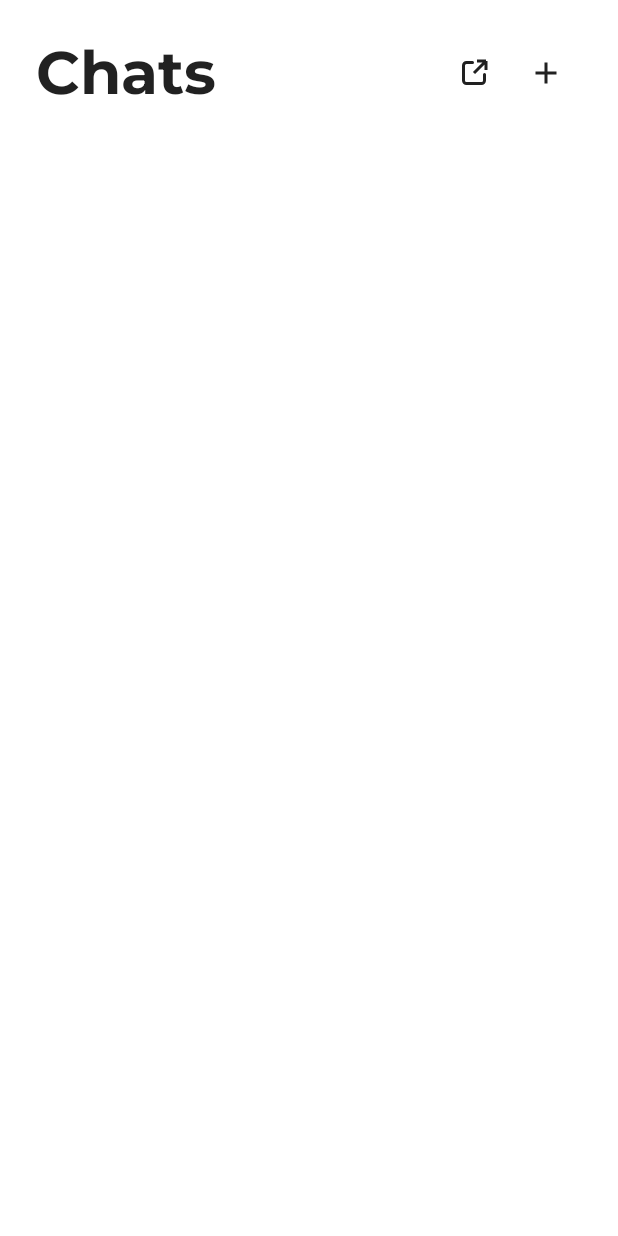
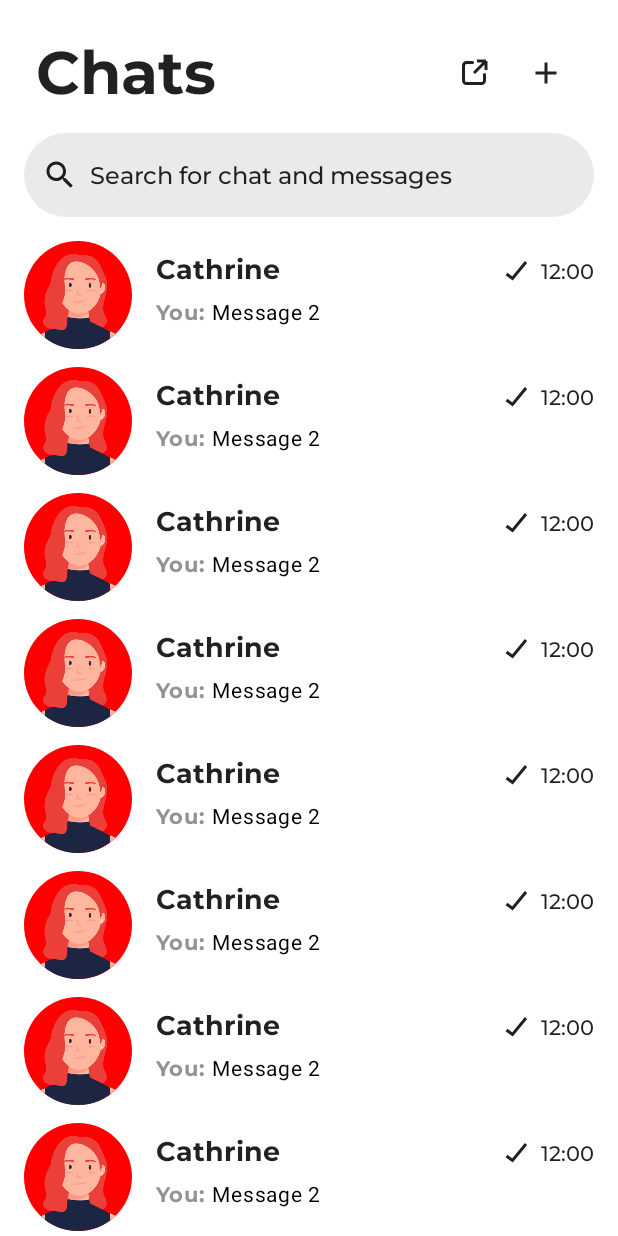
Before and after one commit to AlyMohamed05/S_Chat, an Android app built with Jetpack Compose: the main_graph screen opened through its navigation route, on a phone screen of 412 x 824 dp. Run offline under Robolectric (Android 15) with nearby library versions, the phone set to English and light mode, and no system bars; our stand-ins replace Dagger/Hilt's generated code.

Commit message:
Implemented Home Screen and Chat Item composable

```diff
--- /dev/null
+++ b/app/src/main/java/com/silverbullet/schat/core/model/Chat.kt
@@ -0,0 +1,7 @@
+package com.silverbullet.schat.core.model
+
+data class Chat(
+    val user: User,
+    val messages: List<Message>,
+    val id: Long
+)
--- /dev/null
+++ b/app/src/main/java/com/silverbullet/schat/core/model/Message.kt
@@ -0,0 +1,10 @@
+package com.silverbullet.schat.core.model
+
+data class Message(
+    val text: String,
+    val senderId: Long,
+    val receiverId: Long,
+    val timestamp: Long,
+    val seen: Boolean,
+    val id: Long
+)
--- /dev/null
+++ b/app/src/main/java/com/silverbullet/schat/core/model/User.kt
@@ -0,0 +1,7 @@
+package com.silverbullet.schat.core.model
+
+data class User(
+    val name: String,
+    val photoUrl: String?,
+    val id: Long
+)
--- a/app/src/main/java/com/silverbullet/schat/core/ui/theme/Type.kt
+++ b/app/src/main/java/com/silverbullet/schat/core/ui/theme/Type.kt
@@ -21,4 +21,19 @@ val Typography = Typography(
         fontWeight = FontWeight.Bold,
         fontSize = 40.sp
     ),
+    h3 = TextStyle(
+        fontFamily = Montserrat,
+        fontWeight = FontWeight.Bold,
+        fontSize = 18.sp
+    ),
+    h4 = TextStyle(
+        fontFamily = Montserrat,
+        fontWeight = FontWeight.Medium,
+        fontSize = 16.sp
+    ),
+    h5 =  TextStyle(
+        fontFamily = Montserrat,
+        fontWeight = FontWeight.Medium,
+        fontSize = 14.sp
+    )
 )
--- /dev/null
+++ b/app/src/main/java/com/silverbullet/schat/core/utils/PreviewData.kt
@@ -0,0 +1,47 @@
+package com.silverbullet.schat.core.utils
+
+import com.silverbullet.schat.core.model.Chat
+import com.silverbullet.schat.core.model.Message
+import com.silverbullet.schat.core.model.User
+
+object PreviewData {
+
+    val user = User(
+        name = "Cathrine",
+        photoUrl = null,
+        id = 0
+    )
+
+    val user2 = User(
+        name = "X User",
+        photoUrl = null,
+        id = 1
+    )
+
+    val messages = listOf(
+        Message(
+            text = "Message 1",
+            senderId = user2.id,
+            receiverId = user.id,
+            timestamp = System.currentTimeMillis(),
+            seen = true,
+            id = 0
+        ),
+        Message(
+            text = "Message 2",
+            senderId = user2.id,
+            receiverId = user.id,
+            timestamp = System.currentTimeMillis() + 100,
+            seen = false,
+            id = 1
+        )
+    )
+
+    val chat = Chat(
+        user = user,
+        id = 0,
+        messages = messages
+    )
+
+
+}
--- a/app/src/main/java/com/silverbullet/schat/feature_home/HomeScreen.kt
+++ b/app/src/main/java/com/silverbullet/schat/feature_home/HomeScreen.kt
@@ -1,20 +1,56 @@
 package com.silverbullet.schat.feature_home
 
 import androidx.compose.foundation.layout.*
+import androidx.compose.foundation.lazy.LazyColumn
 import androidx.compose.runtime.Composable
+import androidx.compose.runtime.collectAsState
 import androidx.compose.ui.Modifier
+import androidx.compose.ui.res.stringResource
+import androidx.hilt.navigation.compose.hiltViewModel
 import com.silverbullet.schat.core.ui.theme.LocalSpacing
 import com.silverbullet.schat.feature_home.components.HomeTop
+import com.silverbullet.schat.feature_home.components.SearchField
+import com.silverbullet.schat.R
+import com.silverbullet.schat.core.utils.PreviewData
+import com.silverbullet.schat.feature_home.components.ChatItem
 
 @Composable
-fun HomeScreen() {
+fun HomeScreen(viewModel: HomeViewModel = hiltViewModel()) {
+
+    val searchText = viewModel.searchText.collectAsState()
+
     Column(
         modifier = Modifier.fillMaxSize()
     ) {
         HomeTop(
             modifier = Modifier
                 .fillMaxWidth()
-                .padding(LocalSpacing.current.largeSpace)
+                .padding(
+                    top = LocalSpacing.current.largeSpace,
+                    start = LocalSpacing.current.largeSpace,
+                    end = LocalSpacing.current.largeSpace,
+                    bottom = LocalSpacing.current.mediumSpace
+                )
         )
+        SearchField(
+            text = searchText.value,
+            oValueChange = viewModel::setSearchText,
+            hint = stringResource(id = R.string.search_hint),
+            modifier = Modifier
+                .fillMaxWidth()
+                .padding(horizontal = LocalSpacing.current.mediumSpace)
+        )
+        Spacer(modifier = Modifier.height(LocalSpacing.current.mediumSpace))
+        LazyColumn {
+            items(1000) {
+                ChatItem(
+                    chat = PreviewData.chat,
+                    onClick = {},
+                    isMyMessage = { true },
+                    modifier = Modifier.fillMaxWidth()
+                )
+                Spacer(modifier = Modifier.height(LocalSpacing.current.smallSpace))
+            }
+        }
     }
 }
--- /dev/null
+++ b/app/src/main/java/com/silverbullet/schat/feature_home/HomeViewModel.kt
@@ -0,0 +1,18 @@
+package com.silverbullet.schat.feature_home
+
+import androidx.lifecycle.ViewModel
+import dagger.hilt.android.lifecycle.HiltViewModel
+import kotlinx.coroutines.flow.MutableStateFlow
+import kotlinx.coroutines.flow.asStateFlow
+import javax.inject.Inject
+
+@HiltViewModel
+class HomeViewModel @Inject constructor() : ViewModel() {
+
+    private val _searchText = MutableStateFlow("")
+    val searchText = _searchText.asStateFlow()
+
+    fun setSearchText(value: String) {
+        _searchText.value = value
+    }
+}
--- /dev/null
+++ b/app/src/main/java/com/silverbullet/schat/feature_home/components/ChatItem.kt
@@ -0,0 +1,125 @@
+package com.silverbullet.schat.feature_home.components
+
+import androidx.compose.foundation.Image
+import androidx.compose.foundation.background
+import androidx.compose.foundation.clickable
+import androidx.compose.foundation.layout.*
+import androidx.compose.foundation.shape.CircleShape
+import androidx.compose.material.Icon
+import androidx.compose.material.MaterialTheme
+import androidx.compose.material.Text
+import androidx.compose.runtime.Composable
+import androidx.compose.ui.Alignment
+import androidx.compose.ui.Modifier
+import androidx.compose.ui.draw.clip
+import androidx.compose.ui.graphics.Color
+import androidx.compose.ui.res.painterResource
+import androidx.compose.ui.text.SpanStyle
+import androidx.compose.ui.text.buildAnnotatedString
+import androidx.compose.ui.text.font.FontWeight
+import androidx.compose.ui.text.style.TextOverflow
+import androidx.compose.ui.text.withStyle
+import androidx.compose.ui.tooling.preview.Preview
+import androidx.compose.ui.unit.Dp
+import androidx.compose.ui.unit.dp
+import androidx.compose.ui.unit.sp
+import com.silverbullet.schat.core.model.Chat
+import com.silverbullet.schat.core.ui.theme.LocalSpacing
+import com.silverbullet.schat.core.utils.PreviewData
+import com.silverbullet.schat.R
+import com.silverbullet.schat.core.model.Message
+import com.silverbullet.schat.core.ui.theme.Montserrat
+
+@Composable
+fun ChatItem(
+    modifier: Modifier = Modifier,
+    height: Dp = 76.dp,
+    chat: Chat,
+    isMyMessage: (Message) -> Boolean,
+    onClick: (Chat) -> Unit
+) {
+
+    // The last sent message in the chat
+    val message = chat.messages[chat.messages.lastIndex]
+
+    Box(
+        modifier = modifier
+            .defaultMinSize(minHeight = height)
+            .clickable { onClick(chat) }
+            .padding(horizontal = LocalSpacing.current.mediumSpace)
+    ) {
+        Row(modifier = Modifier.matchParentSize()) {
+            // Profile Pic
+            Image(
+                painter = painterResource(id = R.drawable.face1),
+                contentDescription = null,
+                modifier = Modifier.size(72.dp)
+                    .clip(CircleShape)
+                    .background(Color.Red)
+            )
+            Spacer(modifier = Modifier.width(LocalSpacing.current.mediumSpace))
+            Column(
+                modifier = Modifier
+                    .fillMaxSize()
+            ) {
+                Row(
+                    modifier
+                        .fillMaxWidth()
+                        .padding(top = LocalSpacing.current.smallSpace),
+                    horizontalArrangement = Arrangement.SpaceBetween
+                ) {
+                    Text(
+                        text = chat.user.name,
+                        style = MaterialTheme.typography.h3
+                    )
+                    Row(verticalAlignment = Alignment.CenterVertically) {
+                        Icon(
+                            painter = if (message.seen) painterResource(id = R.drawable.ic_seen)
+                            else
+                                painterResource(id = R.drawable.ic_sent),
+                            contentDescription = null
+                        )
+                        Spacer(modifier = Modifier.width(LocalSpacing.current.extraSmallSpace))
+                        Text(
+                            text = "12:00",
+                            style = MaterialTheme.typography.h5
+                        )
+                    }
+                }
+                Spacer(modifier = Modifier.height(LocalSpacing.current.extraSmallSpace))
+                Text(
+                    text = buildAnnotatedString {
+                        if (isMyMessage(message)) {
+                            withStyle(
+                                SpanStyle(
+                                    color = Color(0xFF939393),
+                                    fontSize = 14.sp,
+                                    fontFamily = Montserrat,
+                                    fontWeight = FontWeight.Bold
+                                )
+                            ) {
+                                append("You: ")
+                            }
+                        }
+                        withStyle(SpanStyle(color = Color.Black, fontSize = 14.sp)) {
+                            append(message.text)
+                        }
+                    },
+                    maxLines = 2,
+                    overflow = TextOverflow.Ellipsis,
+                )
+            }
+        }
+    }
+}
+
+@Preview(showBackground = true)
+@Composable
+fun ChatItemPreview() {
+    ChatItem(
+        chat = PreviewData.chat,
+        onClick = {},
+        isMyMessage = { true },
+        modifier = Modifier.fillMaxWidth()
+    )
+}
--- /dev/null
+++ b/app/src/main/java/com/silverbullet/schat/feature_home/components/SearchField.kt
@@ -0,0 +1,60 @@
+package com.silverbullet.schat.feature_home.components
+
+import androidx.compose.foundation.background
+import androidx.compose.foundation.layout.*
+import androidx.compose.foundation.shape.RoundedCornerShape
+import androidx.compose.foundation.text.BasicTextField
+import androidx.compose.material.Icon
+import androidx.compose.material.MaterialTheme
+import androidx.compose.material.Text
+import androidx.compose.material.icons.Icons
+import androidx.compose.material.icons.filled.Search
+import androidx.compose.runtime.Composable
+import androidx.compose.ui.Alignment
+import androidx.compose.ui.Modifier
+import androidx.compose.ui.draw.clip
+import androidx.compose.ui.graphics.Color
+import androidx.compose.ui.text.TextStyle
+import androidx.compose.ui.unit.dp
+import com.silverbullet.schat.core.ui.theme.LocalSpacing
+
+@Composable
+fun SearchField(
+    modifier: Modifier = Modifier,
+    textStyle: TextStyle = MaterialTheme.typography.h4,
+    hint: String? = null,
+    text: String,
+    oValueChange: (String) -> Unit
+) {
+    Box(
+        modifier = modifier
+            .defaultMinSize(minHeight = 56.dp)
+            .clip(RoundedCornerShape(32.dp))
+            .background(Color(0xFFEAEAEA))
+    ) {
+        Row(
+            modifier = Modifier
+                .matchParentSize()
+                .padding(horizontal = 12.dp, vertical = 16.dp),
+            verticalAlignment = Alignment.CenterVertically
+        ) {
+            Icon(imageVector = Icons.Default.Search, contentDescription = null)
+            Spacer(modifier = Modifier.width(LocalSpacing.current.smallSpace))
+            Box(modifier = Modifier.weight(1f)) {
+                BasicTextField(
+                    value = text,
+                    onValueChange = oValueChange,
+                    textStyle = textStyle,
+                    modifier = Modifier.fillMaxSize()
+                )
+                if (text.isEmpty() && hint != null) {
+                    Text(
+                        text = hint,
+                        style = textStyle,
+                        modifier = Modifier.align(Alignment.CenterStart)
+                    )
+                }
+            }
+        }
+    }
+}
--- /dev/null
+++ b/app/src/main/res/drawable/ic_seen.xml
@@ -0,0 +1,16 @@
+<?xml version="1.0" encoding="utf-8"?>
+<vector xmlns:android="http://schemas.android.com/apk/res/android"
+    android:width="24dp"
+    android:height="24dp"
+    android:viewportWidth="24"
+    android:viewportHeight="24">
+    <path
+        android:strokeColor="#FF009A47"
+        android:strokeWidth="2"
+        android:strokeLineCap="round"
+        android:pathData="M2 14l3.23 2.42c0.43 0.33 1.04 0.25 1.38-0.16L15 6"/>
+    <path
+        android:fillColor="#FF009A47"
+        android:fillType="evenOdd"
+        android:pathData="M9.87 15.78l1.73 1.38c0.86 0.69 2.1 0.56 2.8-0.3l8.37-10.23c0.35-0.42 0.3-1.05-0.14-1.4-0.42-0.35-1.05-0.3-1.4 0.14L12.85 15.6l-1.7-1.37-1.28 1.55Z"/>
+</vector>
--- /dev/null
+++ b/app/src/main/res/drawable/ic_sent.xml
@@ -0,0 +1,11 @@
+<?xml version="1.0" encoding="utf-8"?>
+<vector xmlns:android="http://schemas.android.com/apk/res/android"
+    android:width="24dp"
+    android:height="24dp"
+    android:viewportWidth="24"
+    android:viewportHeight="24">
+    <path
+        android:strokeColor="#FF33363F"
+        android:strokeWidth="2"
+        android:pathData="M5 14l4 3 9-11"/>
+</vector>
--- a/app/src/main/res/values/strings.xml
+++ b/app/src/main/res/values/strings.xml
@@ -4,4 +4,5 @@
     <string name="username">Username</string>
     <string name="password">Password</string>
     <string name="name">Name</string>
+    <string name="search_hint">Search for chat and messages</string>
 </resources>
```
Also changed, not shown: app/src/main/res/drawable/face1.png (added).
